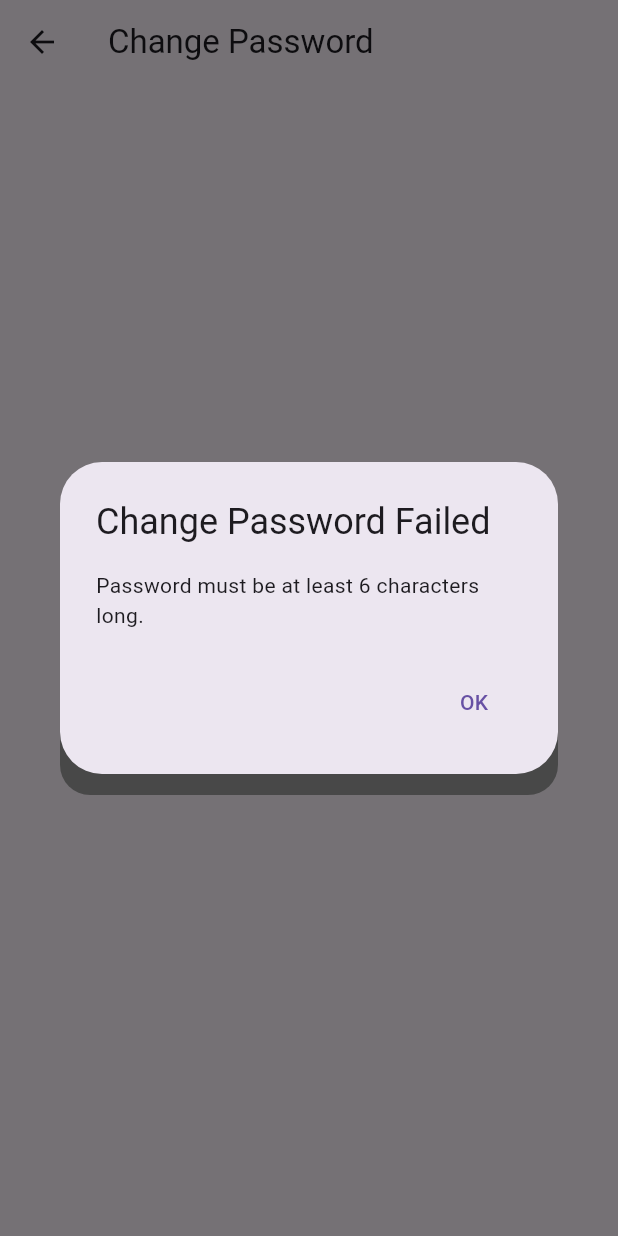
After one commit to EEOROKU/The-Wear-App, a Flutter app: the ChangePasswordPage screen opened directly, after a tap on "Change Password", on a phone screen of 412 x 824 dp. The commit adds this screen. Run offline on Flutter 3.47's test engine with Material 3 defaults, Android fonts, the phone set to English and light mode, and no system bars; our stand-ins replace cloud_firestore, firebase_auth, firebase_core, firebase_storage, flutter_svg, get_it and 2 more; accounts and stored records are empty; statements that could not run were skipped.

Commit message:
implemented settings functionality

```diff
--- /dev/null
+++ b/devtools_options.yaml
@@ -0,0 +1 @@
+extensions:
--- a/lib/helper/helper_function.dart
+++ b/lib/helper/helper_function.dart
@@ -42,8 +42,6 @@ class HelperFunctions {
     return sf.getString(userNameKey);
   }
 
-
-
   static String? validateInputs(TextEditingController userEmail,TextEditingController userPass) {
     if (userEmail.text.trim().isEmpty || userPass.text.trim().isEmpty) {
       return 'Please enter both email and password.';
@@ -58,4 +56,11 @@ class HelperFunctions {
     return null;
   }
 
+  static String? validatePassword(TextEditingController password) {
+    if (password.text.length < 6) {
+      return 'Password must be at least 6 characters long.';
+    }
+    return null;
+  }
+
 }
--- /dev/null
+++ b/lib/screens/Auth/change_password.dart
@@ -0,0 +1,124 @@
+import 'package:flutter/material.dart';
+import 'package:closet_app/widgets/widgets.dart';
+import 'package:closet_app/view_controller/user_controller.dart';
+import 'package:closet_app/helper/helper_function.dart';
+
+import '../../locator.dart';
+import '../home_screen.dart';
+
+class ChangePasswordPage extends StatefulWidget {
+  const ChangePasswordPage({Key? key}) : super(key: key);
+
+  @override
+  _ChangePasswordPageState createState() => _ChangePasswordPageState();
+}
+
+class _ChangePasswordPageState extends State<ChangePasswordPage> {
+  TextEditingController newPasswordController = TextEditingController();
+
+  final UserController userController = locator.get<UserController>();
+
+  Future<void> _changePassword() async {
+    String? errorMessage = HelperFunctions.validatePassword(newPasswordController);
+
+    if (errorMessage != null) {
+      // Show error message returned from validation function
+      showDialog(
+        context: context,
+        builder: (BuildContext context) {
+          return AlertDialog(
+            title: const Text('Change Password Failed'),
+            content: Text(errorMessage),
+            actions: <Widget>[
+              TextButton(
+                onPressed: () {
+                  Navigator.of(context).pop();
+                },
+                child: const Text('OK'),
+              ),
+            ],
+          );
+        },
+      );
+      return; // Don't proceed with changing password if input is not valid
+    }
+    try {
+      // Call the method to change the password
+      userController.updateUserPassword(newPasswordController.text);
+      // Display success dialog upon successful change of password
+      showDialog(
+        context: context,
+        builder: (BuildContext context) {
+          return AlertDialog(
+            title: const Text('Change Password Success'),
+            content: const Text('Your password has been changed successfully.'),
+            actions: <Widget>[
+              TextButton(
+                onPressed: () {
+                  Navigator.of(context).pop();
+                },
+                child: const Text('OK'),
+              ),
+            ],
+          );
+        },
+      );
+    } catch (error) {
+      // Display an error dialog if changing password fails
+      showDialog(
+        context: context,
+        builder: (BuildContext context) {
+          return AlertDialog(
+            title: const Text('Change Password Failed'),
+            content: Text(error.toString()),
+            actions: <Widget>[
+              TextButton(
+                onPressed: () {
+                  Navigator.of(context).pop();
+                },
+                child: const Text('OK'),
+              ),
+            ],
+          );
+        },
+      );
+    }
+  }
+
+  @override
+  Widget build(BuildContext context) {
+    return Scaffold(
+      appBar: AppBar(
+        title: const Text('Change Password'),
+        leading: IconButton(
+        icon: Icon(Icons.arrow_back),
+        onPressed: () {
+          Navigator.pushReplacement(
+            context,
+            MaterialPageRoute(builder: (context) => const HomeScreen()),
+            );
+          },
+        ),
+      ),
+      body: Padding(
+        padding: const EdgeInsets.symmetric(horizontal: 20.0),
+        child: Column(
+          mainAxisAlignment: MainAxisAlignment.center,
+          crossAxisAlignment: CrossAxisAlignment.stretch,
+          children: [
+            PasswordTextField(
+              controller: newPasswordController,
+              hintTxt: 'New Password',
+            ),
+            const SizedBox(height: 20.0),
+            Mainbutton(
+              onTap: _changePassword,
+              text: 'Change Password',
+              btnColor: Colors.grey,
+            ),
+          ],
+        ),
+      ),
+    );
+  }
+}
--- a/lib/screens/Auth/login_page.dart
+++ b/lib/screens/Auth/login_page.dart
@@ -19,12 +19,7 @@ class _LoginPageState extends State<LoginPage> {
   TextEditingController userEmail = TextEditingController();
   TextEditingController userPass = TextEditingController();
 
-
-
   final UserController userController = locator.get<UserController>();
-
-
-
 
   // Method to handle sign-in
   Future<void> _signIn() async {
--- a/lib/screens/Auth/sign_up.dart
+++ b/lib/screens/Auth/sign_up.dart
@@ -133,7 +133,7 @@ class _SignUpPageState extends State<SignUpPage> {
                   onPressed: () {
                     Navigator.pushReplacement(
                       context,
-                      MaterialPageRoute(builder: (context) =>  LoginPage()),
+                      MaterialPageRoute(builder: (context) =>  const LoginPage()),
                     );
                   },
                   child: RichText(
--- a/lib/screens/landing_Page.dart
+++ b/lib/screens/landing_Page.dart
@@ -50,7 +50,7 @@ class _LandingPageState extends State<LandingPage> {
             const SizedBox(height: 15.0),
             Expanded(
               child: Center(
-                child: Container(
+                child: SizedBox(
                   width: width * 0.9, // 90% of the screen width
                   child: AspectRatio(
                     aspectRatio: 10 / 15, // Custom aspect ratio
@@ -62,7 +62,7 @@ class _LandingPageState extends State<LandingPage> {
                 ),
               ),
             ),
-            SizedBox(height: 20.0), // Adjusted SizedBox height
+            const SizedBox(height: 20.0), // Adjusted SizedBox height
             Padding(
               padding: const EdgeInsets.only(top: 0),
               child: Column(
--- a/lib/services/fire_base_auth.dart
+++ b/lib/services/fire_base_auth.dart
@@ -32,8 +32,6 @@ class AuthService {
       throw 'An unexpected error occurred: ${e.toString()}';
     }
   }
-
-
 
 
   Future<UserModel?> signUpWithEmailAndPassword(String email, String password, String userName) async {
--- a/lib/widgets/password_field.dart
+++ b/lib/widgets/password_field.dart
@@ -7,10 +7,10 @@ class PasswordTextField extends StatefulWidget {
   final TextEditingController controller;
 
   const PasswordTextField({
-    Key? key,
+    super.key,
     required this.hintTxt,
     required this.controller,
-  }) : super(key: key);
+  });
 
   @override
   _PasswordTextFieldState createState() => _PasswordTextFieldState();
@@ -36,7 +36,7 @@ class _PasswordTextFieldState extends State<PasswordTextField> {
         mainAxisAlignment: MainAxisAlignment.spaceBetween,
         children: [
           SizedBox(
-            width: 270.0,
+            width: 200.0,
             child: TextField(
               textAlignVertical: TextAlignVertical.center,
               obscureText: _obscureText,
--- a/lib/widgets/text_field.dart
+++ b/lib/widgets/text_field.dart
@@ -25,7 +25,7 @@ Widget textFild({
       mainAxisAlignment: MainAxisAlignment.spaceBetween,
       children: [
         SizedBox(
-          width: 270.0,
+          width: 200.0,
           child: TextField(
             textAlignVertical: TextAlignVertical.center,
             obscureText: isObs,
```
Also changed, not shown: lib/screens/Auth/change_username.dart (added, +125 -0 lines), lib/screens/home_screen.dart (+59 -5 lines), pubspec.lock.
